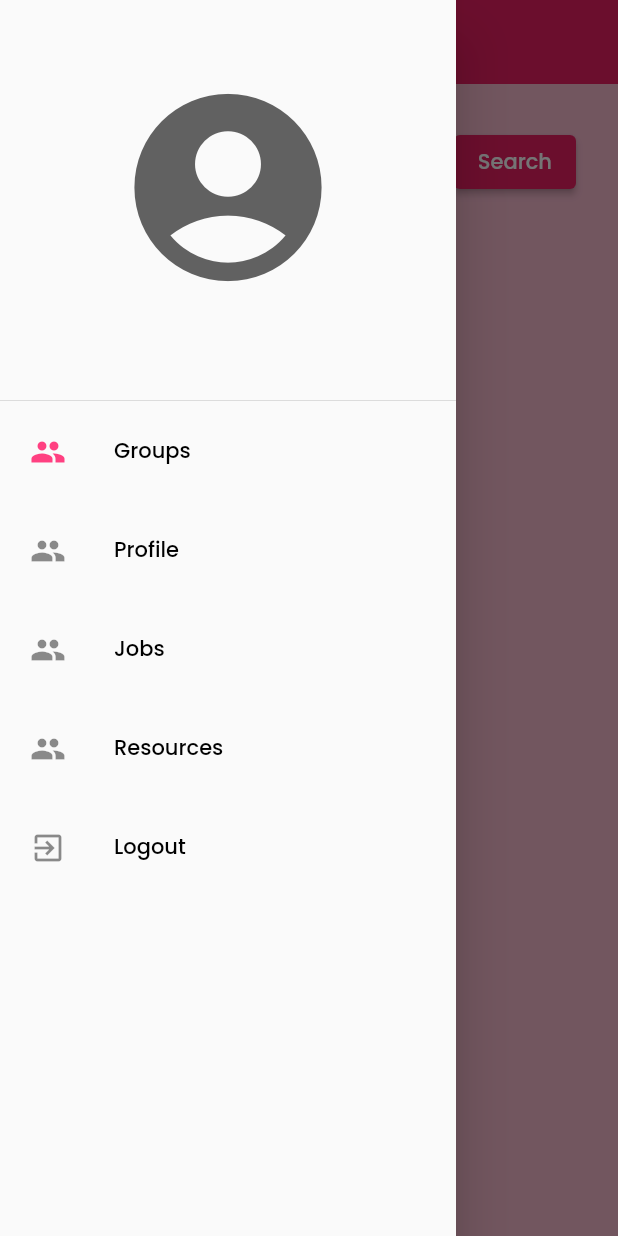
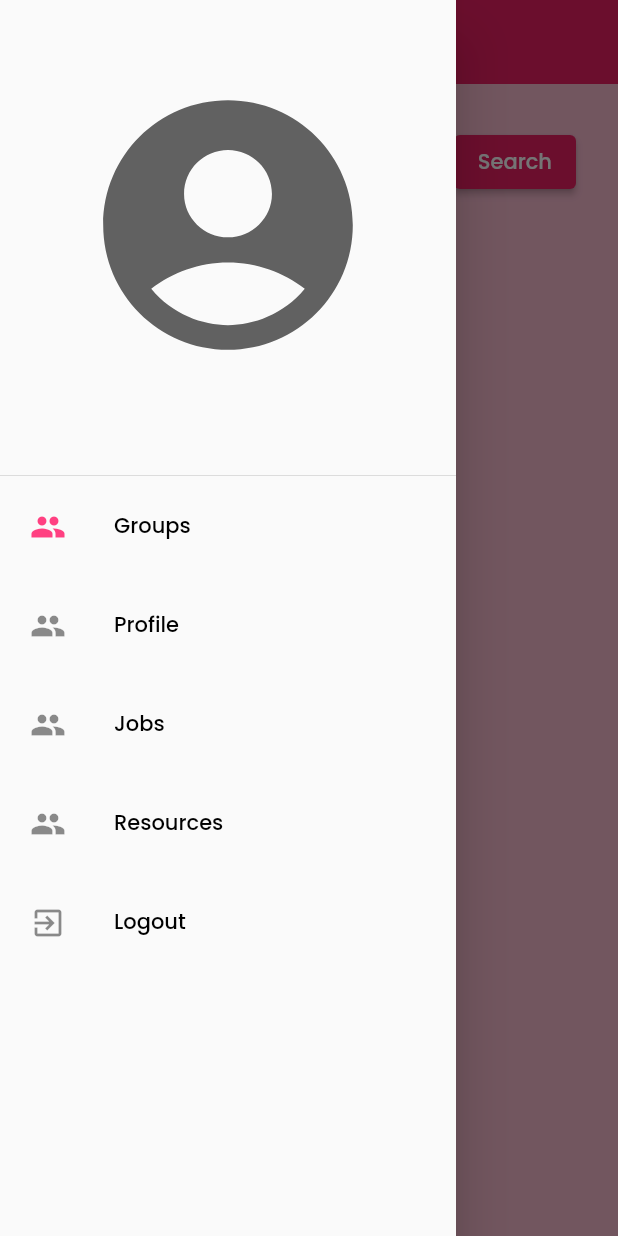
Before and after one commit to divyansh-nishad/Nari-Connect, a Flutter app: the BooksPage screen opened directly, with the side drawer open, on a phone screen of 412 x 824 dp. Run offline on Flutter 3.47's test engine with Material 2 defaults, Android fonts, the light colour scheme and no system bars; our stand-ins replace cloud_firestore, firebase_auth, firebase_core, google_fonts, google_sign_in, shared_preferences; missing offline and left inert: books_finder, flutter_onboard; accounts and stored records are empty.

Commit message:
-profile photo in drawer

```diff
--- a/lib/components/drawer.dart
+++ b/lib/components/drawer.dart
@@ -57,11 +57,23 @@ class _DrawerWidgetState extends State<DrawerWidget> {
       child: ListView(
         padding: const EdgeInsets.symmetric(vertical: 50),
         children: <Widget>[
-          Icon(
-            Icons.account_circle,
-            size: 150,
-            color: Colors.grey[700],
-          ),
+          if (widget.user.photoURL != null)
+            CircleAvatar(
+              radius: 90,
+              backgroundImage: NetworkImage(widget.user.photoURL!),
+            ),
+          // if (user.photoURL == null) GestureDetector(),
+          if (widget.user.photoURL == null)
+            Icon(
+              Icons.account_circle,
+              size: 200,
+              color: Colors.grey[700],
+            ),
+          // Icon(
+          //   Icons.account_circle,
+          //   size: 150,
+          //   color: Colors.grey[700],
+          // ),
           const SizedBox(
             height: 15,
           ),
```
